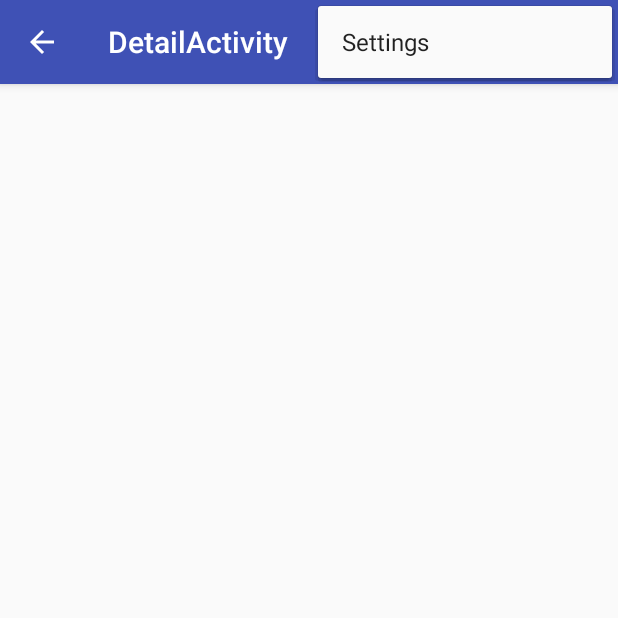
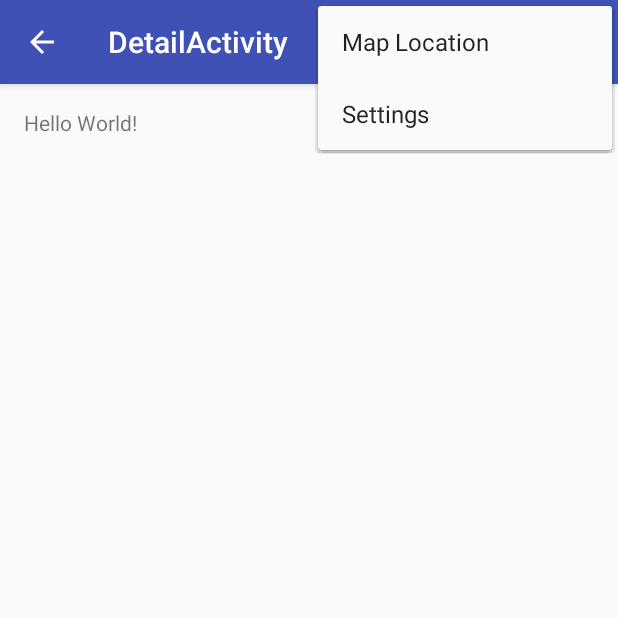
Before and after one commit to hunterdquant/PraiseTheSun, an Android app: the WeatherDetailsActivity screen opened directly, with no data from a screen before it, with the options menu open, on a phone screen of 412 x 824 dp, the top half of it. Run offline under Robolectric (Android 15) with nearby library versions, the phone set to English and light mode, and no system bars.

Commit message:
Added the ability to share the weather

```diff
--- a/app/src/main/java/com/hunterquant/praisethesun/ForecastFragment.java
+++ b/app/src/main/java/com/hunterquant/praisethesun/ForecastFragment.java
@@ -20,7 +20,6 @@ import android.view.ViewGroup;
 import android.widget.AdapterView;
 import android.widget.ArrayAdapter;
 import android.widget.ListView;
-import android.widget.Toast;
 
 import org.json.JSONArray;
 import org.json.JSONException;
--- a/app/src/main/java/com/hunterquant/praisethesun/MainActivity.java
+++ b/app/src/main/java/com/hunterquant/praisethesun/MainActivity.java
@@ -1,11 +1,16 @@
 package com.hunterquant.praisethesun;
 
+import android.content.Intent;
+import android.support.v4.view.MenuItemCompat;
 import android.support.v7.app.AppCompatActivity;
 import android.os.Bundle;
+import android.support.v7.widget.ShareActionProvider;
 import android.view.Menu;
 import android.view.MenuInflater;
+import android.view.MenuItem;
 
 public class MainActivity extends AppCompatActivity {
+
 
     @Override
     protected void onCreate(Bundle savedInstanceState) {
--- a/app/src/main/java/com/hunterquant/praisethesun/WeatherDetailsActivity.java
+++ b/app/src/main/java/com/hunterquant/praisethesun/WeatherDetailsActivity.java
@@ -1,25 +1,27 @@
 package com.hunterquant.praisethesun;
 
 import android.content.Intent;
+import android.content.SharedPreferences;
+import android.net.Uri;
 import android.os.Bundle;
+import android.preference.PreferenceManager;
 import android.support.v4.app.Fragment;
+import android.support.v4.view.MenuItemCompat;
 import android.support.v7.app.ActionBarActivity;
-import android.support.v7.app.AppCompatActivity;
+import android.support.v7.widget.ShareActionProvider;
 import android.util.Log;
 import android.view.LayoutInflater;
 import android.view.Menu;
+import android.view.MenuInflater;
 import android.view.MenuItem;
 import android.view.View;
 import android.view.ViewGroup;
 import android.widget.TextView;
 
-import java.util.zip.Inflater;
 
 public class WeatherDetailsActivity extends ActionBarActivity {
 
     public static final String DETAILS = "DETAILS";
-
-    static String weatherDetails = null;
 
     @Override
     protected void onCreate(Bundle savedInstanceState) {
@@ -27,16 +29,9 @@ public class WeatherDetailsActivity extends ActionBarActivity {
         setContentView(R.layout.activity_weather_details);
         if (savedInstanceState == null) {
             getSupportFragmentManager().beginTransaction()
-                    .add(R.id.container, new PlaceholderFragment())
+                    .add(R.id.container, new WeatherDetailsFragment())
                     .commit();
         }
-        weatherDetails = getIntent().getStringExtra(DETAILS);
-    }
-
-    @Override
-    public boolean onCreateOptionsMenu(Menu menu) {
-        getMenuInflater().inflate(R.menu.weather_details, menu);
-        return true;
     }
 
     @Override
@@ -49,14 +44,38 @@ public class WeatherDetailsActivity extends ActionBarActivity {
             intent.setClass(this, SettingsActivity.class);
             startActivity(intent);
             return true;
+        } else if (id == R.id.action_map) {
+            openPreferredLocationMap();
+            return true;
         }
 
         return super.onOptionsItemSelected(item);
     }
 
-    public static class PlaceholderFragment extends Fragment {
+    private void openPreferredLocationMap() {
+        SharedPreferences prefs = PreferenceManager.getDefaultSharedPreferences(this);
+        String loc = prefs.getString(getString(R.string.pref_location_key), getString(R.string.pref_default_location));
 
-        public PlaceholderFragment() {
+        Uri geoLoc = Uri.parse("geo:0,0?").buildUpon().appendQueryParameter("q", loc).build();
+        Intent intent = new Intent(Intent.ACTION_VIEW);
+
+        intent.setData(geoLoc);
+
+        if (intent.resolveActivity(this.getPackageManager()) != null) {
+            startActivity(intent);
+        } else {
+            Log.d("TEST", "Couldn't get " + loc + ", no map ");
+        }
+    }
+
+    public static class WeatherDetailsFragment extends Fragment {
+
+        public final String HASHTAG = " #PraiseTheSun!";
+
+        static String weatherDetails = null;
+
+        public WeatherDetailsFragment() {
+            setHasOptionsMenu(true);
         }
 
         @Override
@@ -64,8 +83,31 @@ public class WeatherDetailsActivity extends ActionBarActivity {
                                  Bundle savedInstanceState) {
 
             View rootView = inflater.inflate(R.layout.fragment_weather_details, container, false);
-            ((TextView)rootView.findViewById(R.id.hello)).setText(weatherDetails);
+            Intent intent = getActivity().getIntent();
+            if (intent != null && intent.hasExtra(DETAILS)) {
+                weatherDetails = intent.getStringExtra(DETAILS);
+                ((TextView) rootView.findViewById(R.id.weatherDetails)).setText(weatherDetails);
+            }
             return rootView;
+        }
+
+        @Override
+        public void onCreateOptionsMenu(Menu menu, MenuInflater inflater) {
+            inflater.inflate(R.menu.detail_menu, menu);
+            MenuItem item = menu.findItem(R.id.menu_item_share);
+            ShareActionProvider shareActionProvider = (ShareActionProvider) MenuItemCompat.getActionProvider(item);
+            if (shareActionProvider != null) {
+                shareActionProvider.setShareIntent(createShareIntent());
+            }
+        }
+
+        private Intent createShareIntent() {
+            Intent intent = new Intent(Intent.ACTION_SEND);
+            intent.addFlags(Intent.FLAG_ACTIVITY_CLEAR_WHEN_TASK_RESET);
+            intent.setType("text/plain");
+            intent.putExtra(Intent.EXTRA_TEXT,  weatherDetails + HASHTAG);
+            return intent;
+
         }
     }
 }
--- a/app/src/main/res/layout/fragment_weather_details.xml
+++ b/app/src/main/res/layout/fragment_weather_details.xml
@@ -4,9 +4,9 @@
     android:paddingRight="@dimen/activity_horizontal_margin"
     android:paddingTop="@dimen/activity_vertical_margin"
     android:paddingBottom="@dimen/activity_vertical_margin"
-    tools:context="com.hunterquant.praisethesun.WeatherDetailsActivity$PlaceholderFragment">
+    tools:context="com.hunterquant.praisethesun.WeatherDetailsActivity$WeatherDetailsFragment">
 
     <TextView android:text="Hello World!" android:layout_width="wrap_content"
-        android:layout_height="wrap_content" android:id="@+id/hello"/>
+        android:layout_height="wrap_content" android:id="@+id/weatherDetails"/>
 
 </RelativeLayout>
--- /dev/null
+++ b/app/src/main/res/menu/detail_menu.xml
@@ -0,0 +1,18 @@
+<menu xmlns:android="http://schemas.android.com/apk/res/android"
+    xmlns:app="http://schemas.android.com/apk/res-auto"
+    xmlns:tools="http://schemas.android.com/tools" tools:context=".MainActivity">
+    <item
+        android:id="@+id/action_settings"
+        android:orderInCategory="100"
+        android:title="@string/action_settings"
+        app:showAsAction="never" />
+    <item
+        android:id="@+id/action_map"
+        android:title="@string/action_map"
+        app:showAsAction="never"/>
+    <item
+        android:id="@+id/menu_item_share"
+        app:showAsAction="ifRoom"
+        android:title="Share"
+        app:actionProviderClass="android.support.v7.widget.ShareActionProvider" />
+</menu>
```
